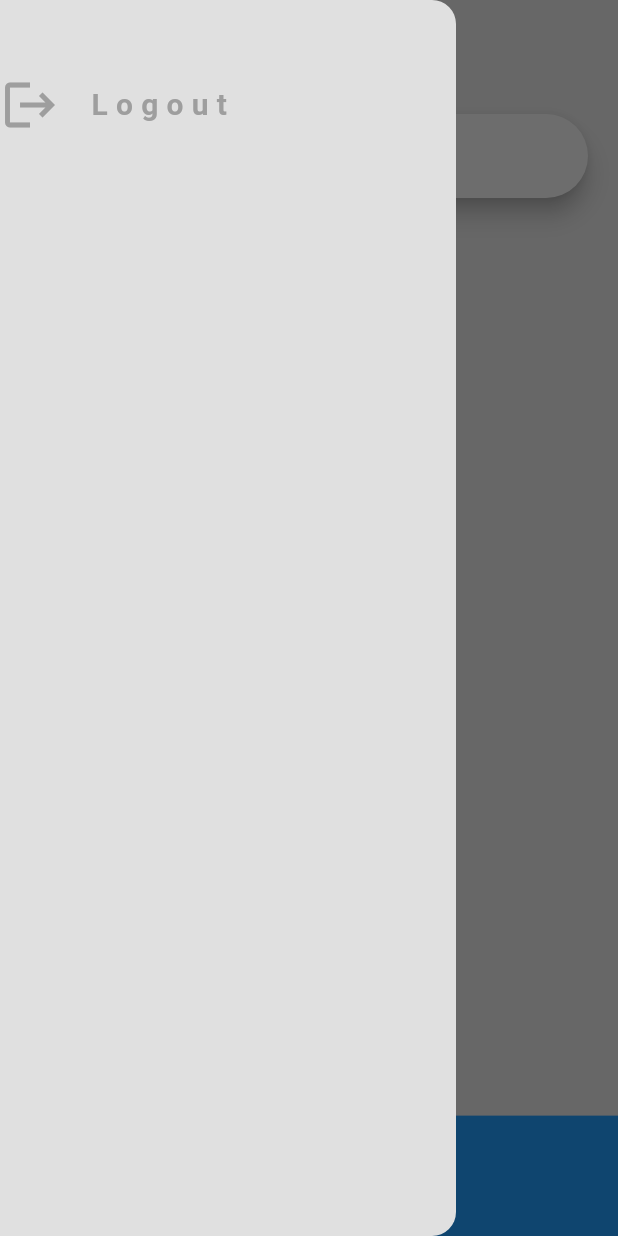
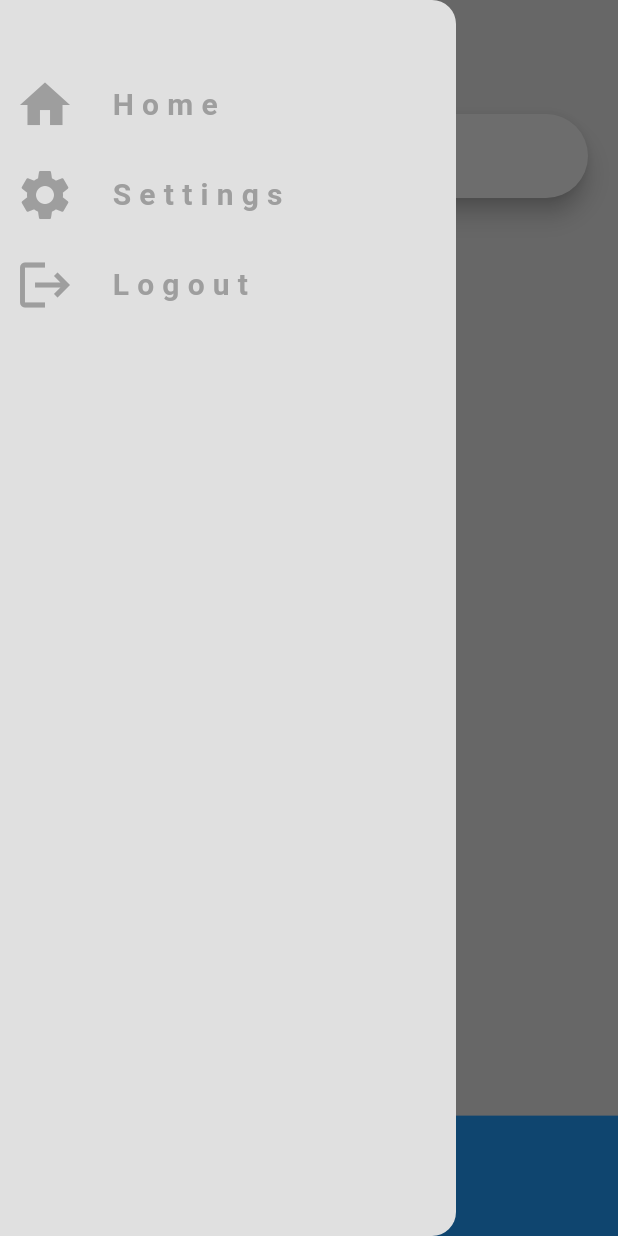
Before and after one commit to KHUBAIB-MEO/CHAT-APPLICATION, a Flutter app: the HomeView screen opened directly, with the side drawer open, on a phone screen of 412 x 824 dp. Run offline on Flutter 3.47's test engine with Material 3 defaults, Android fonts, the phone set to English and light mode, and no system bars; our stand-ins replace firebase_auth, firebase_core, get; accounts and stored records are empty.

Commit message:
Chat App

```diff
--- a/lib/auth/auth_services.dart
+++ b/lib/auth/auth_services.dart
@@ -1,4 +1,5 @@
 import 'package:chat_application/views/home_view.dart';
+import 'package:chat_application/views/login_view.dart';
 import 'package:firebase_auth/firebase_auth.dart';
 import 'package:flutter/material.dart';
 import 'package:get/get.dart';
@@ -23,7 +24,7 @@ class AuthServices extends GetxController {
       );
 
       //navigate to home page
-      Get.to(() => HomeView());
+      Get.offAll(() => HomeView());
     } on FirebaseAuthException catch (e) {
       if (e.code == 'user-not-found') {
         // ignore: use_build_context_synchronously
@@ -67,7 +68,7 @@ class AuthServices extends GetxController {
       );
 
       //navigate to login page
-      //signUpController.navigateToLogin();
+      Get.offAll(() => LoginView());
     } on FirebaseAuthException catch (e) {
       if (e.code == 'weak-password') {
         // ignore: use_build_context_synchronously
--- /dev/null
+++ b/lib/data/drawer_data.dart
@@ -0,0 +1,33 @@
+import 'package:chat_application/auth/auth_services.dart';
+import 'package:chat_application/views/login_view.dart';
+import 'package:chat_application/views/setting_view.dart';
+import 'package:flutter/material.dart';
+import 'package:get/get.dart';
+
+class DrawerData {
+  final AuthServices _authServices = Get.put(AuthServices());
+  List<String> iconName = [
+    'H o m e',
+    'S e t t i n g s',
+    'L o g o u t',
+  ];
+
+  List<IconData> iconLogo = [
+    Icons.home,
+    Icons.settings,
+    Icons.logout,
+  ];
+
+  late List<void Function()> onTap;
+
+  DrawerData() {
+    onTap = [
+      () => Get.back(),
+      () => Get.to(() => SettingView()),
+      () {
+        _authServices.signOut();
+        Get.offAll(() => LoginView());
+      },
+    ];
+  }
+}
--- a/lib/views/home_view.dart
+++ b/lib/views/home_view.dart
@@ -1,43 +1,14 @@
-import 'package:chat_application/auth/auth_services.dart';
+import 'package:chat_application/widgets/my_drawer.dart';
 import 'package:flutter/material.dart';
-import 'package:get/get.dart';
 
 class HomeView extends StatelessWidget {
-  HomeView({super.key});
+  const HomeView({super.key});
 
-  final AuthServices _authServices = Get.put(AuthServices());
   @override
   Widget build(BuildContext context) {
     return Scaffold(
         backgroundColor: Theme.of(context).colorScheme.surface,
-        drawer: Drawer(
-          backgroundColor: Theme.of(context).colorScheme.surface,
-          child: Column(
-            mainAxisAlignment: MainAxisAlignment.start,
-            children: [
-              const SizedBox(
-                height: 50,
-              ),
-              GestureDetector(
-                onTap: () => _authServices.signOut(),
-                child: Row(
-                  children: [
-                    Icon(
-                      Icons.logout,
-                      size: 40,
-                      color: Theme.of(context).colorScheme.primary,
-                    ),
-                    Text("    L o g o u t",
-                        style: TextStyle(
-                            color: Theme.of(context).colorScheme.primary,
-                            fontSize: 20,
-                            fontWeight: FontWeight.bold)),
-                  ],
-                ),
-              ),
-            ],
-          ),
-        ),
+        drawer: MyDrawer(),
         appBar: AppBar(
           title: Text("Chat App",
               style: TextStyle(color: Theme.of(context).colorScheme.primary)),
@@ -84,7 +55,7 @@ class HomeView extends StatelessWidget {
                 //       subtitle: Text("H i"),
                 //     );
                 //   },
-                // ),
+                // ),`
               ),
             ),
             Expanded(
--- /dev/null
+++ b/lib/views/setting_view.dart
@@ -0,0 +1,15 @@
+import 'package:flutter/material.dart';
+
+class SettingView extends StatelessWidget {
+  const SettingView({super.key});
+
+  @override
+  Widget build(BuildContext context) {
+    return Scaffold(
+      appBar: AppBar(),
+      body: Center(
+        child: Text("Setting View"),
+      ),
+    );
+  }
+}
--- /dev/null
+++ b/lib/widgets/my_drawer.dart
@@ -0,0 +1,61 @@
+import 'package:chat_application/data/drawer_data.dart';
+import 'package:flutter/material.dart';
+
+class MyDrawer extends StatelessWidget {
+  MyDrawer({super.key});
+
+  final DrawerData _drawerData = DrawerData();
+
+  @override
+  Widget build(BuildContext context) {
+    return Drawer(
+      backgroundColor: Theme.of(context).colorScheme.surface,
+      child: Column(
+        mainAxisAlignment: MainAxisAlignment.start,
+        children: [
+          const SizedBox(
+            height: 50,
+          ),
+          Expanded(
+            child: Padding(
+              padding: const EdgeInsets.only(left: 10.0),
+              child: ListView.builder(
+                itemCount: _drawerData.iconName.length,
+                itemBuilder: (context, index) {
+                  return Column(
+                    children: [
+                      GestureDetector(
+                        onTap: _drawerData.onTap[index],
+                        child: Row(
+                          children: [
+                            Icon(
+                              _drawerData.iconLogo[index],
+                              size: 40,
+                              color: Theme.of(context).colorScheme.primary,
+                            ),
+                            const SizedBox(
+                              width: 25,
+                            ),
+                            Text(_drawerData.iconName[index],
+                                style: TextStyle(
+                                    color:
+                                        Theme.of(context).colorScheme.primary,
+                                    fontSize: 20,
+                                    fontWeight: FontWeight.bold)),
+                          ],
+                        ),
+                      ),
+                      const SizedBox(
+                        height: 20,
+                      ),
+                    ],
+                  );
+                },
+              ),
+            ),
+          ),
+        ],
+      ),
+    );
+  }
+}
```
